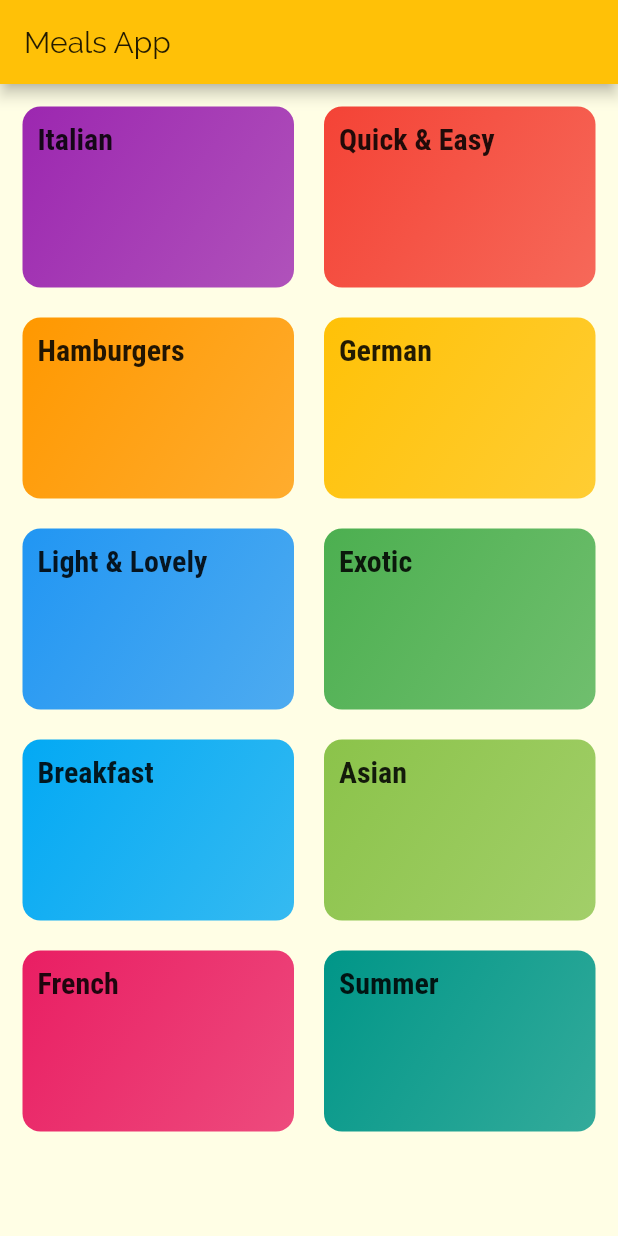
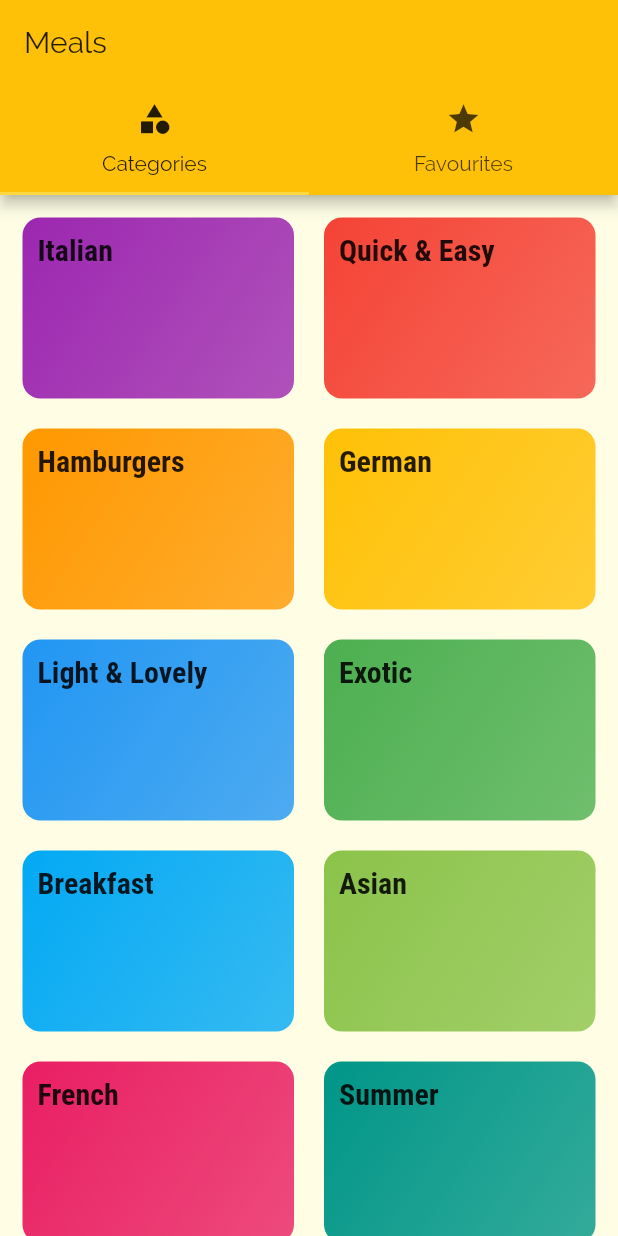
Before and after one commit to cSharpieDart/flutter_mealsApp, a Flutter app: the screen it shows after launch, on a phone screen of 412 x 824 dp. Run offline on Flutter 3.47's test engine with Material 2 defaults, Android fonts, the phone set to English and light mode, and no system bars.

Commit message:
added tabs

```diff
--- a/lib/categories_screen.dart
+++ b/lib/categories_screen.dart
@@ -5,16 +5,11 @@ import './data/data.dart';
 class CategoriesScreen extends StatelessWidget {
   @override
   Widget build(BuildContext context) {
-    return Scaffold(
-      appBar: AppBar(
-        title: const Text("Meals App"),
-      ),
-      body: GridView(
+    return GridView(
       padding: const EdgeInsets.all(15),
       children: DUMMY_CATEGORIES
           .map(
-              (catData) =>
-                  CategoryItem(catData.id, catData.title, catData.color),
+            (catData) => CategoryItem(catData.id, catData.title, catData.color),
           )
           .toList(),
       gridDelegate: SliverGridDelegateWithMaxCrossAxisExtent(
@@ -23,7 +18,6 @@ class CategoriesScreen extends StatelessWidget {
         crossAxisSpacing: 20,
         mainAxisSpacing: 20,
       ),
-      ),
     );
   }
 }
--- /dev/null
+++ b/lib/favourites_screen.dart
@@ -0,0 +1,10 @@
+import 'package:flutter/material.dart';
+
+class FavouritesScreen extends StatelessWidget {
+  @override
+  Widget build(BuildContext context) {
+    return Center(
+      child: Text('Favs'),
+    );
+  }
+}
--- a/lib/main.dart
+++ b/lib/main.dart
@@ -1,6 +1,7 @@
 import 'package:flutter/material.dart';
 import 'package:meals_app/categories_screen.dart';
 import 'package:meals_app/category_meals_screen.dart';
+import 'package:meals_app/tabs_screen.dart';
 
 import 'meal_detail_screen.dart';
 
@@ -17,7 +18,7 @@ class MyApp extends StatelessWidget {
       //home: CategoriesScreen(),
       initialRoute: '/',
       routes: {
-        '/': (context) => CategoriesScreen(),
+        '/': (context) => TabsScreen(),
         CategoryMealsScreen.routeName: (context) => CategoryMealsScreen(),
         MealDetailScreen.routeName: (context) => MealDetailScreen(),
       },
--- /dev/null
+++ b/lib/tabs_screen.dart
@@ -0,0 +1,39 @@
+import 'package:flutter/material.dart';
+import 'package:meals_app/categories_screen.dart';
+import 'package:meals_app/favourites_screen.dart';
+
+class TabsScreen extends StatefulWidget {
+  @override
+  _TabsScreenState createState() => _TabsScreenState();
+}
+
+class _TabsScreenState extends State<TabsScreen> {
+  @override
+  Widget build(BuildContext context) {
+    return DefaultTabController(
+      length: 2,
+      child: Scaffold(
+        appBar: AppBar(
+          title: Text('Meals'),
+          bottom: TabBar(
+            tabs: <Widget>[
+              Tab(
+                icon: Icon(Icons.category),
+                text: 'Categories',
+              ),
+              Tab(
+                icon: Icon(
+                  Icons.star,
+                ),
+                text: 'Favourites',
+              ),
+            ],
+          ),
+        ),
+        body: TabBarView(
+          children: <Widget>[CategoriesScreen(), FavouritesScreen()],
+        ),
+      ),
+    );
+  }
+}
```
Lines whose indentation alone changed are shown as unchanged.
